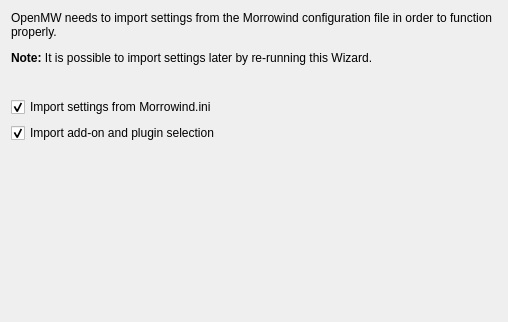
MrZer0x0/TES3MP, file files/ui/wizard/importpage.ui: the form before one commit.
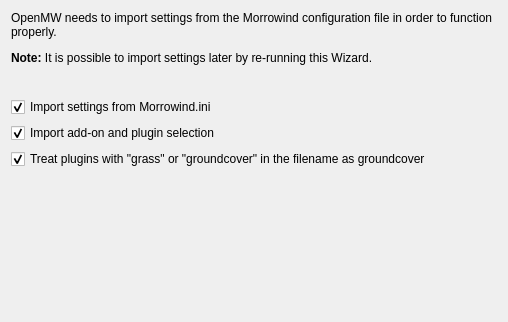
The form after the commit.

```diff
--- a/files/ui/wizard/importpage.ui
+++ b/files/ui/wizard/importpage.ui
@@ -50,6 +50,19 @@
      </property>
     </widget>
    </item>
+   <item>
+    <widget class="QCheckBox" name="groundcoverCheckBox">
+     <property name="text">
+      <string>Treat plugins with &quot;grass&quot; or &quot;groundcover&quot; in the filename as groundcover</string>
+     </property>
+     <property name="toolTip">
+      <string>When enabled, imported plugins whose filename contains grass or groundcover will be written to the groundcover list instead of the regular content list.</string>
+     </property>
+     <property name="checked">
+      <bool>true</bool>
+     </property>
+    </widget>
+   </item>
    <item>
     <spacer name="verticalSpacer">
      <property name="orientation">
```
